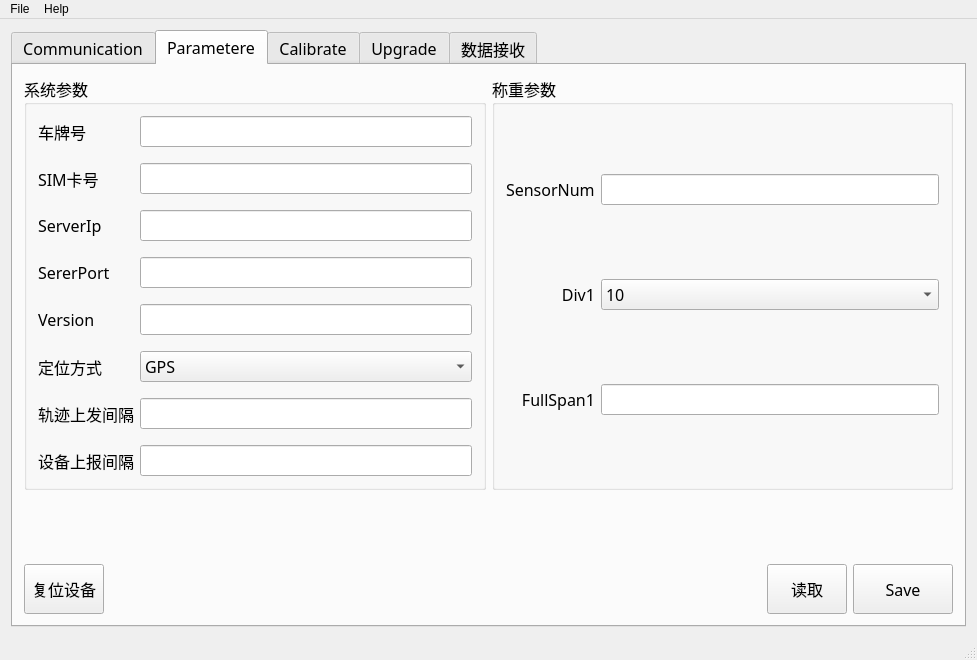
Old version of the form mainwindow.ui in the repository byteman/WFace.
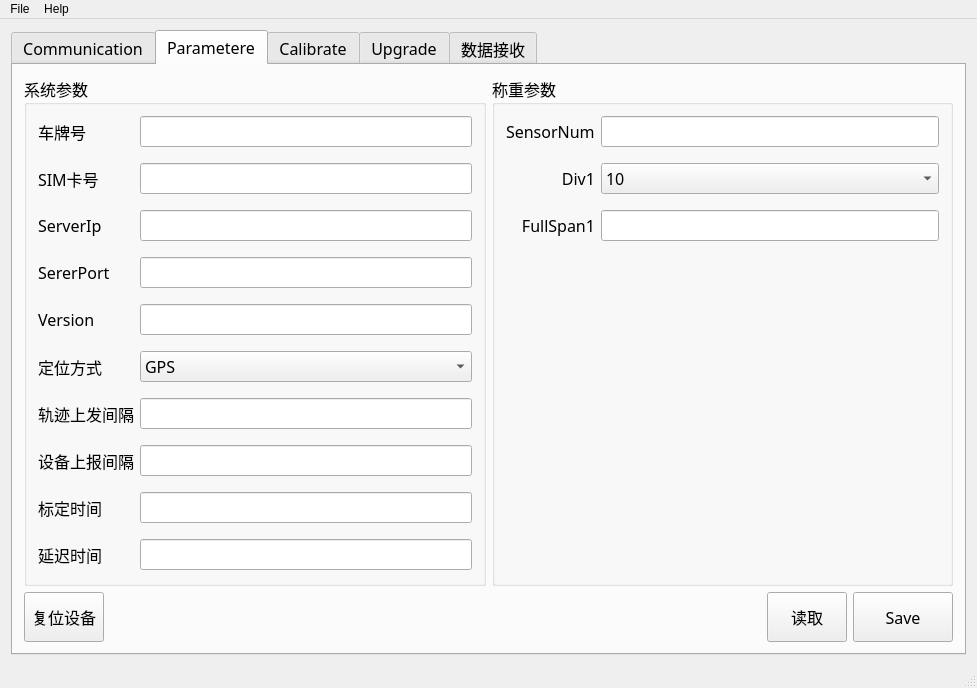
New version of the form. The open tabs and pages were chosen to show the change.

```diff
--- a/mainwindow.ui
+++ b/mainwindow.ui
@@ -44,7 +44,7 @@
        <string notr="true"/>
       </property>
       <property name="currentIndex">
-       <number>1</number>
+       <number>0</number>
       </property>
       <widget class="QWidget" name="tab">
        <attribute name="title">
@@ -363,6 +363,13 @@
              <property name="verticalSpacing">
               <number>16</number>
              </property>
+             <item row="8" column="0">
+              <widget class="QLabel" name="label_13">
+               <property name="text">
+                <string>标定时间</string>
+               </property>
+              </widget>
+             </item>
              <item row="3" column="3">
               <widget class="QLineEdit" name="edtServerPort">
                <property name="font">
@@ -519,6 +526,27 @@
                </property>
               </widget>
              </item>
+             <item row="8" column="3">
+              <widget class="QLineEdit" name="edtCalibTime">
+               <property name="text">
+                <string/>
+               </property>
+              </widget>
+             </item>
+             <item row="9" column="0">
+              <widget class="QLabel" name="label_14">
+               <property name="text">
+                <string>延迟时间</string>
+               </property>
+              </widget>
+             </item>
+             <item row="9" column="3">
+              <widget class="QLineEdit" name="edtDelay">
+               <property name="text">
+                <string/>
+               </property>
+              </widget>
+             </item>
             </layout>
            </widget>
           </item>
@@ -632,12 +660,7 @@
                </property>
               </widget>
              </item>
-            </layout>
-           </widget>
-          </item>
-         </layout>
-        </item>
-        <item>
+             <item row="5" column="1">
          <spacer name="verticalSpacer_3">
           <property name="orientation">
            <enum>Qt::Vertical</enum>
@@ -650,6 +673,11 @@
           </property>
          </spacer>
         </item>
+            </layout>
+           </widget>
+          </item>
+         </layout>
+        </item>
         <item>
          <layout class="QHBoxLayout" name="horizontalLayout_7">
           <item>
@@ -997,7 +1025,7 @@
      <x>0</x>
      <y>0</y>
      <width>977</width>
-     <height>26</height>
+     <height>23</height>
     </rect>
    </property>
    <widget class="QMenu" name="menuChange">
```
Lines whose indentation alone changed are shown as unchanged.
